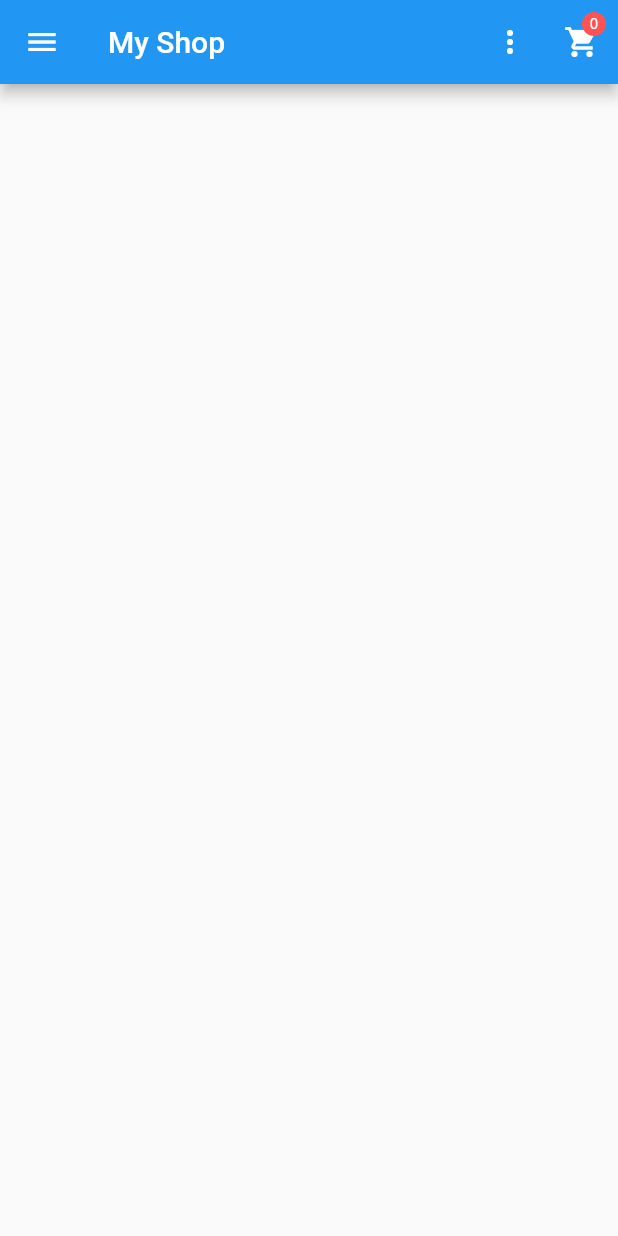
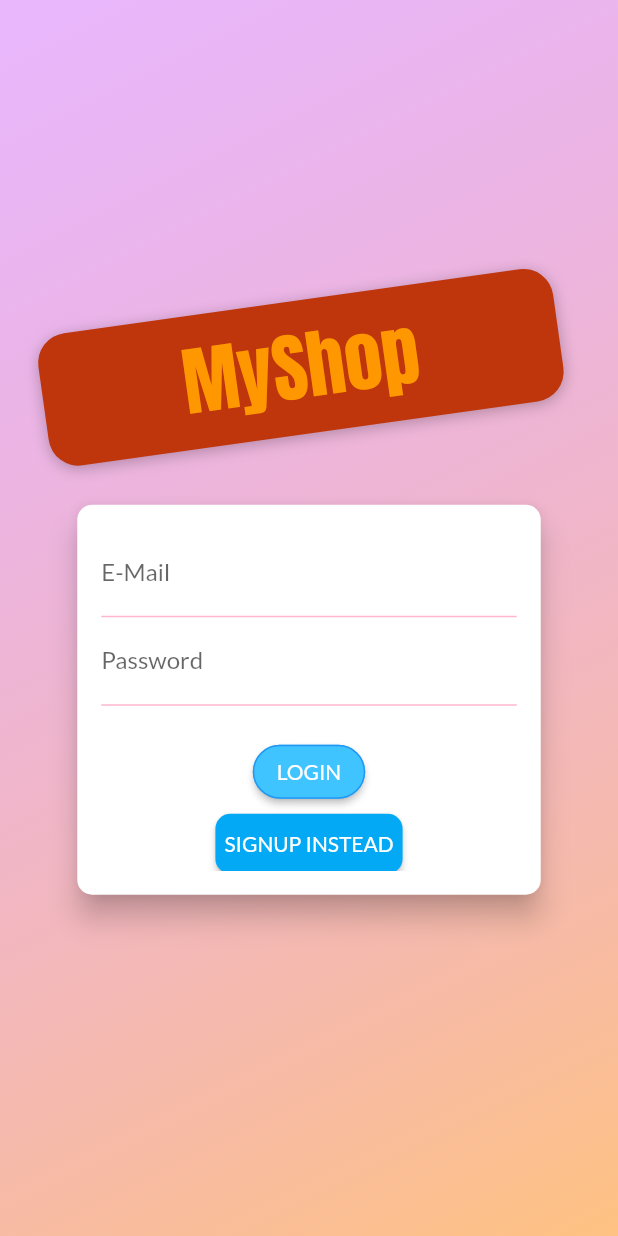
Before and after one commit to Kalam031/shop_app_2022_newbuild, a Flutter app: the screen it shows after launch, on a phone screen of 412 x 824 dp. Run offline on Flutter 3.47's test engine with Material 2 defaults, Android fonts, the phone set to English and light mode, and no system bars.

Commit message:
Fix auth screen

```diff
--- a/lib/main.dart
+++ b/lib/main.dart
@@ -1,6 +1,7 @@
 import 'package:flutter/material.dart';
 import 'package:provider/provider.dart';
 import 'package:shop_app/providers/orders.dart';
+import 'package:shop_app/screens/auth_screen.dart';
 import 'package:shop_app/screens/cart_screen.dart';
 import 'package:shop_app/screens/edit_product_screen.dart';
 import 'package:shop_app/screens/orders_screen.dart';
@@ -34,7 +35,7 @@ class MyApp extends StatelessWidget {
       child: MaterialApp(
         debugShowCheckedModeBanner: false,
         title: 'Flutter Demo',
-        /* theme: ThemeData(
+        theme: ThemeData(
           primarySwatch: Colors.purple,
           colorScheme: ColorScheme(
             brightness: Brightness.light,
@@ -50,8 +51,8 @@ class MyApp extends StatelessWidget {
             onSurface: Colors.pinkAccent,
           ),
           fontFamily: 'Lato',
-        ), */
-        home: ProductsOverviewScreen(),
+        ),
+        home: AuthScreen(),
         routes: {
           ProductDetailScreen.routename: (ctx) => ProductDetailScreen(),
           CartScreen.routeName: (ctx) => CartScreen(),
--- a/lib/providers/products.dart
+++ b/lib/providers/products.dart
@@ -123,7 +123,7 @@ class Products with ChangeNotifier {
       _items.add(newProduct);
       notifyListeners();
     } catch (error) {
-      throw (error);
+      rethrow;
     }
   }
 
--- /dev/null
+++ b/lib/screens/auth_screen.dart
@@ -0,0 +1,235 @@
+import 'dart:math';
+
+import 'package:flutter/material.dart';
+
+enum AuthMode { Signup, Login }
+
+class AuthScreen extends StatelessWidget {
+  static const routeName = '/auth';
+
+  @override
+  Widget build(BuildContext context) {
+    final deviceSize = MediaQuery.of(context).size;
+    // final transformConfig = Matrix4.rotationZ(-8 * pi / 180);
+    // transformConfig.translate(-10.0);
+    return Scaffold(
+      // resizeToAvoidBottomInset: false,
+      body: Stack(
+        children: <Widget>[
+          Container(
+            decoration: BoxDecoration(
+              gradient: LinearGradient(
+                colors: [
+                  Color.fromRGBO(215, 117, 255, 1).withOpacity(0.5),
+                  Color.fromRGBO(255, 188, 117, 1).withOpacity(0.9),
+                ],
+                begin: Alignment.topLeft,
+                end: Alignment.bottomRight,
+                stops: [0, 1],
+              ),
+            ),
+          ),
+          SingleChildScrollView(
+            child: Container(
+              height: deviceSize.height,
+              width: deviceSize.width,
+              child: Column(
+                mainAxisAlignment: MainAxisAlignment.center,
+                crossAxisAlignment: CrossAxisAlignment.center,
+                children: <Widget>[
+                  Flexible(
+                    child: Container(
+                      margin: EdgeInsets.only(bottom: 20.0),
+                      padding:
+                          EdgeInsets.symmetric(vertical: 8.0, horizontal: 94.0),
+                      transform: Matrix4.rotationZ(-8 * pi / 180)
+                        ..translate(-10.0),
+                      // ..translate(-10.0),
+                      decoration: BoxDecoration(
+                        borderRadius: BorderRadius.circular(20),
+                        color: Colors.deepOrange.shade900,
+                        boxShadow: [
+                          BoxShadow(
+                            blurRadius: 8,
+                            color: Colors.black26,
+                            offset: Offset(0, 2),
+                          )
+                        ],
+                      ),
+                      child: Text(
+                        'MyShop',
+                        style: TextStyle(
+                          color: Theme.of(context).colorScheme.onSecondary,
+                          fontSize: 50,
+                          fontFamily: 'Anton',
+                          fontWeight: FontWeight.normal,
+                        ),
+                      ),
+                    ),
+                  ),
+                  Flexible(
+                    flex: deviceSize.width > 600 ? 2 : 1,
+                    child: AuthCard(),
+                  ),
+                ],
+              ),
+            ),
+          ),
+        ],
+      ),
+    );
+  }
+}
+
+class AuthCard extends StatefulWidget {
+  @override
+  _AuthCardState createState() => _AuthCardState();
+}
+
+class _AuthCardState extends State<AuthCard> {
+  final GlobalKey<FormState> _formKey = GlobalKey();
+  AuthMode _authMode = AuthMode.Login;
+  final Map<String, String> _authData = {
+    'email': '',
+    'password': '',
+  };
+  var _isLoading = false;
+  final _passwordController = TextEditingController();
+
+  void _submit() {
+    if (!_formKey.currentState!.validate()) {
+      // Invalid!
+      return;
+    }
+    _formKey.currentState!.save();
+    setState(() {
+      _isLoading = true;
+    });
+    if (_authMode == AuthMode.Login) {
+      // Log user in
+    } else {
+      // Sign user up
+    }
+    setState(() {
+      _isLoading = false;
+    });
+  }
+
+  void _switchAuthMode() {
+    if (_authMode == AuthMode.Login) {
+      setState(() {
+        _authMode = AuthMode.Signup;
+      });
+    } else {
+      setState(() {
+        _authMode = AuthMode.Login;
+      });
+    }
+  }
+
+  @override
+  Widget build(BuildContext context) {
+    final deviceSize = MediaQuery.of(context).size;
+    return Card(
+      shape: RoundedRectangleBorder(
+        borderRadius: BorderRadius.circular(10.0),
+      ),
+      elevation: 8.0,
+      child: Container(
+        height: _authMode == AuthMode.Signup ? 320 : 260,
+        constraints:
+            BoxConstraints(minHeight: _authMode == AuthMode.Signup ? 320 : 260),
+        width: deviceSize.width * 0.75,
+        padding: EdgeInsets.all(16.0),
+        child: Form(
+          key: _formKey,
+          child: SingleChildScrollView(
+            child: Column(
+              children: <Widget>[
+                TextFormField(
+                  decoration: InputDecoration(labelText: 'E-Mail'),
+                  keyboardType: TextInputType.emailAddress,
+                  validator: (value) {
+                    if (value!.isEmpty || !value.contains('@')) {
+                      return 'Invalid email!';
+                    }
+                    return null;
+                  },
+                  onSaved: (value) {
+                    _authData['email'] = value!;
+                  },
+                ),
+                TextFormField(
+                  decoration: InputDecoration(labelText: 'Password'),
+                  obscureText: true,
+                  controller: _passwordController,
+                  validator: (value) {
+                    if (value!.isEmpty || value.length < 5) {
+                      return 'Password is too short!';
+                    }
+                    return null;
+                  },
+                  onSaved: (value) {
+                    _authData['password'] = value!;
+                  },
+                ),
+                if (_authMode == AuthMode.Signup)
+                  TextFormField(
+                    enabled: _authMode == AuthMode.Signup,
+                    decoration: InputDecoration(labelText: 'Confirm Password'),
+                    obscureText: true,
+                    validator: _authMode == AuthMode.Signup
+                        ? (value) {
+                            if (value != _passwordController.text) {
+                              return 'Passwords do not match!';
+                            }
+                            return null;
+                          }
+                        : null,
+                  ),
+                SizedBox(
+                  height: 20,
+                ),
+                if (_isLoading)
+                  CircularProgressIndicator()
+                else
+                  ElevatedButton(
+                    child:
+                        Text(_authMode == AuthMode.Login ? 'LOGIN' : 'SIGN UP'),
+                    onPressed: _submit,
+                    style: ButtonStyle(
+                      shape: MaterialStateProperty.all<RoundedRectangleBorder>(
+                        RoundedRectangleBorder(
+                          borderRadius: BorderRadius.circular(18.0),
+                          side: BorderSide(color: Colors.blue),
+                        ),
+                      ),
+                      foregroundColor:
+                          MaterialStateProperty.all<Color>(Colors.white),
+                      backgroundColor: MaterialStateProperty.all<Color>(
+                          Colors.lightBlueAccent),
+/*                       padding:
+                          EdgeInsets.symmetric(horizontal: 30.0, vertical: 8.0), */
+                    ),
+                  ),
+                MaterialButton(
+                  padding: EdgeInsets.symmetric(vertical: 4, horizontal: 6),
+                  shape: RoundedRectangleBorder(
+                      borderRadius: BorderRadius.circular(10)),
+                  materialTapTargetSize: MaterialTapTargetSize.padded,
+                  color: Colors.lightBlue,
+                  child: Text(
+                    '${_authMode == AuthMode.Login ? 'SIGNUP' : 'LOGIN'} INSTEAD',
+                    style: TextStyle(color: Colors.white),
+                  ),
+                  height: 40,
+                  onPressed: _switchAuthMode,
+                ),
+              ],
+            ),
+          ),
+        ),
+      ),
+    );
+  }
+}
```
